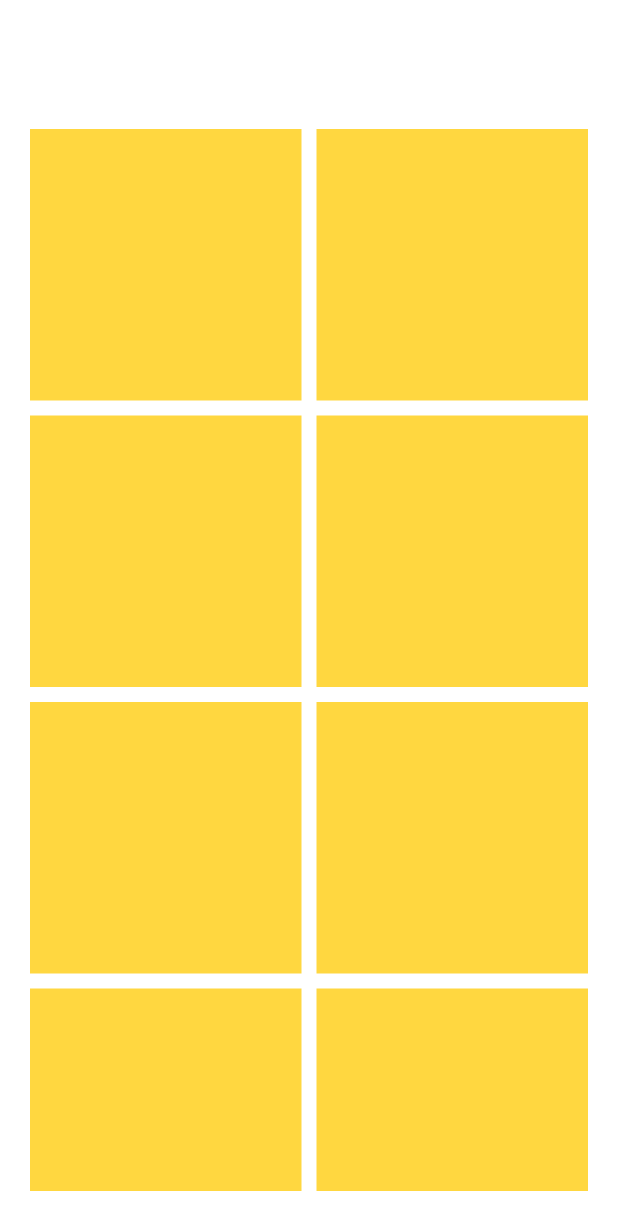
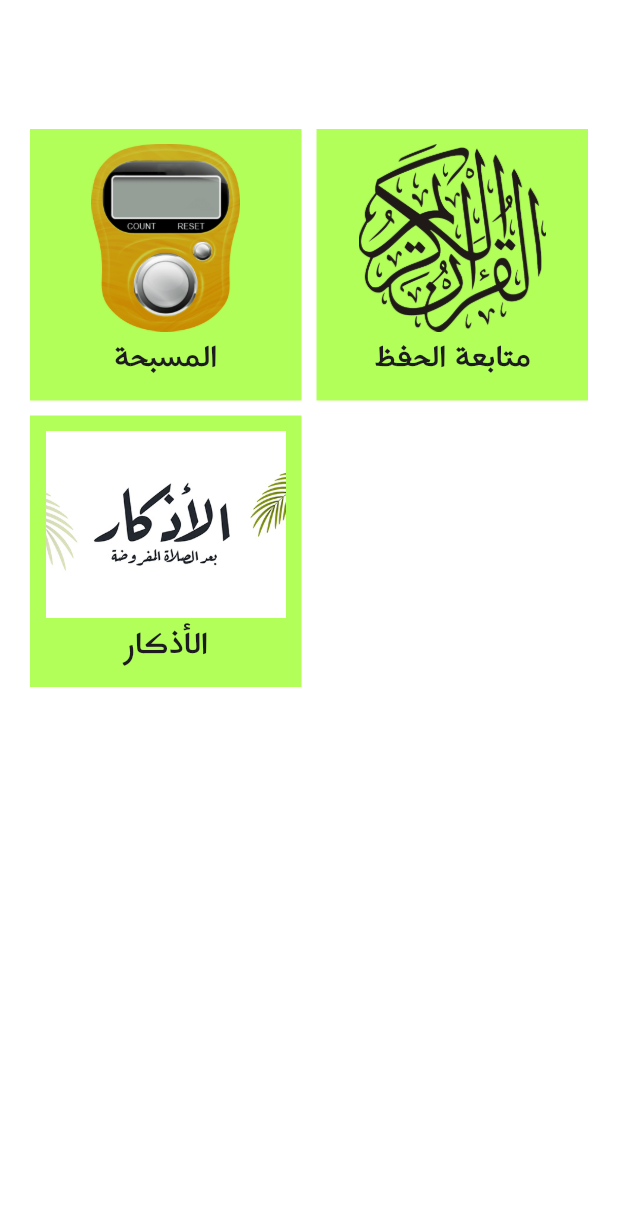
Before and after one commit to ZiadSala7/Quran_Tracker, a Flutter app: the screen it shows after launch, on a phone screen of 412 x 824 dp. Shown: the top 1230 px of the screen. Run offline on Flutter 3.47's test engine with Material 3 defaults, Android fonts, the phone set to English and light mode, and no system bars; our stand-ins replace animate_do, hive_flutter; accounts and stored records are empty.

Commit message:
refactoring :: counterView :: homeView some rearrangements

```diff
--- a/lib/core/utils/app_routes.dart
+++ b/lib/core/utils/app_routes.dart
@@ -1,4 +1,5 @@
 import 'package:flutter/material.dart';
+import '../../features/counter/views/counter_view.dart';
 import '../../features/home/views/home_view.dart';
 import '../../features/quran_tracker/views/quran_tracker_view.dart';
 import '../../features/splash/views/splash_view.dart';
@@ -8,5 +9,6 @@ Map<String, WidgetBuilder> get appRoutes {
     SplashView.id: (context) => const SplashView(),
     HomeView.id: (context) => const HomeView(),
     QuranTrackerView.id: (context) => const QuranTrackerView(),
+    CounterView.id: (context) => const CounterView(),
   };
 }
--- /dev/null
+++ b/lib/features/home/data/card_model.dart
@@ -0,0 +1,36 @@
+import 'package:flutter/material.dart';
+import 'package:quran_tracker/core/utils/app_assets.dart';
+import '../../counter/views/counter_view.dart';
+
+import '../../quran_tracker/views/quran_tracker_view.dart';
+
+class CardModel {
+  final String text, image;
+  final Function(BuildContext context) onPressed;
+
+  CardModel({required this.text, required this.image, required this.onPressed});
+}
+
+List<CardModel> models(BuildContext context) {
+  return [
+    CardModel(
+      text: 'المسبحة',
+      image: AppAssets.assetsCnt,
+      onPressed: (context) {
+        Navigator.of(context).pushNamed(CounterView.id);
+      },
+    ),
+    CardModel(
+      text: 'متابعة الحفظ',
+      image: AppAssets.assetsQuran,
+      onPressed: (context) {
+        Navigator.of(context).pushNamed(QuranTrackerView.id);
+      },
+    ),
+    CardModel(
+      text: 'الأذكار',
+      image: AppAssets.assetsSlah,
+      onPressed: (context) {},
+    ),
+  ];
+}
--- a/lib/features/home/views/widgets/home_view_body.dart
+++ b/lib/features/home/views/widgets/home_view_body.dart
@@ -1,27 +1,19 @@
 import 'package:flutter/material.dart';
-
-import '../../../quran_tracker/views/quran_tracker_view.dart';
+import '../../data/card_model.dart';
+import 'home_view_card.dart';
 
 class HomeViewBody extends StatelessWidget {
   const HomeViewBody({super.key});
 
   @override
   Widget build(BuildContext context) {
+    List<CardModel> cardModels = models(context);
     return Container(
       padding: EdgeInsets.symmetric(horizontal: 20, vertical: 30),
       child: GridView.builder(
-        itemCount: 8,
+        itemCount: cardModels.length,
         itemBuilder: (BuildContext context, int index) {
-          return GestureDetector(
-            onTap: () {
-              Navigator.of(context).pushNamed(QuranTrackerView.id);
-            },
-            child: Container(
-              height: 100,
-              width: 100,
-              color: Colors.amberAccent,
-            ),
-          );
+          return HomeViewCard(model: cardModels[index]);
         },
         gridDelegate: SliverGridDelegateWithFixedCrossAxisCount(
           crossAxisCount: 2,
--- /dev/null
+++ b/lib/features/home/views/widgets/home_view_card.dart
@@ -0,0 +1,31 @@
+import 'package:flutter/material.dart';
+import '../../data/card_model.dart';
+
+class HomeViewCard extends StatelessWidget {
+  final CardModel model;
+  const HomeViewCard({super.key, required this.model});
+
+  @override
+  Widget build(BuildContext context) {
+    return GestureDetector(
+      onTap: () {
+        model.onPressed(context);
+      },
+      child: Container(
+        padding: EdgeInsets.all(10),
+        height: 100,
+        width: 100,
+        decoration: BoxDecoration(color: Colors.lightGreenAccent),
+        child: Column(
+          children: [
+            Flexible(child: Image.asset(model.image)),
+            Text(
+              model.text,
+              style: TextStyle(fontSize: 25, fontWeight: FontWeight.bold),
+            ),
+          ],
+        ),
+      ),
+    );
+  }
+}
--- a/lib/features/quran_tracker/views/quran_tracker_view.dart
+++ b/lib/features/quran_tracker/views/quran_tracker_view.dart
@@ -62,7 +62,7 @@ class _QuranTrackerViewState extends State<QuranTrackerView> {
         },
       ),
       centerTitle: true,
-      backgroundColor: Colors.green.shade700,
+      backgroundColor: Colors.green,
       toolbarHeight: 90,
     );
   }
--- a/lib/features/quran_tracker/views/widgets/quran_tracker_view_appbar_body.dart
+++ b/lib/features/quran_tracker/views/widgets/quran_tracker_view_appbar_body.dart
@@ -19,14 +19,13 @@ class HomeViewAppBarBody extends StatelessWidget {
       children: [
         const Text(
           'مسار الحافظ',
-          style: TextStyle(fontSize: 20, fontWeight: FontWeight.bold),
+          style: TextStyle(fontSize: 22, fontWeight: FontWeight.bold),
         ),
         Text(
           'تم حفظ $completed / ${surahNames.length} (${(percent * 100).toStringAsFixed(1)}%)',
-          style: const TextStyle(fontSize: 14, color: Colors.white70),
+          style: const TextStyle(fontSize: 18, color: Colors.white),
         ),
         const SizedBox(height: 6),
-        // 🔹 شريط التقدم الأخضر
         LinearProgressIndicator(
           value: percent,
           color: Colors.lightGreenAccent,
--- a/lib/quran_tracker_app.dart
+++ b/lib/islamic_app.dart
@@ -3,8 +3,8 @@ import 'package:flutter/material.dart';
 import 'core/utils/app_routes.dart';
 import 'features/splash/views/splash_view.dart';
 
-class QuranTrackerApp extends StatelessWidget {
-  const QuranTrackerApp({super.key});
+class IslamicApp extends StatelessWidget {
+  const IslamicApp({super.key});
 
   @override
   Widget build(BuildContext context) {
--- a/lib/main.dart
+++ b/lib/main.dart
@@ -1,13 +1,13 @@
 import 'package:flutter/material.dart';
 import 'package:hive_flutter/hive_flutter.dart';
 
-import 'quran_tracker_app.dart';
+import 'islamic_app.dart';
 
 void main() async {
   WidgetsFlutterBinding.ensureInitialized();
 
   await Hive.initFlutter();
   await Hive.openBox('quranBox');
-
-  runApp(const QuranTrackerApp());
+  await Hive.openBox<int>('counterBox');
+  runApp(const IslamicApp());
 }
--- a/pubspec.yaml
+++ b/pubspec.yaml
@@ -72,3 +72,8 @@ flutter:
           weight: 300
   # For details regarding fonts from package dependencies,
   # see https://flutter.dev/to/font-from-package
+flutter_assets:
+  assets_path: assets/
+  output_path: lib/core/utils/
+  filename: app_assets.dart
+  classname: AppAssets
```
Also changed, not shown: lib/core/utils/app_assets.dart (added, +40 -0 lines), lib/features/counter/views/counter_view.dart (added, +50 -0 lines), lib/features/counter/views/widgets/counter_view_body.dart (added, +52 -0 lines), assets/cnt.png (added), assets/slah.jpg (added), 1 other file.
